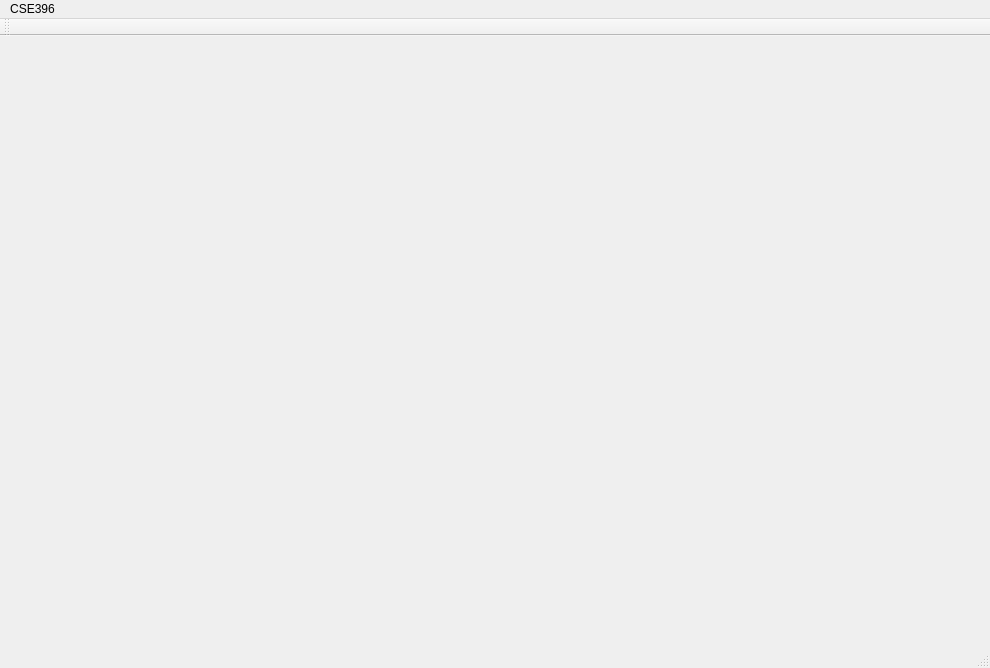
Above: mainwindow.ui from hmenn/CSE396-cross-client before the change. Below: the same form after it.
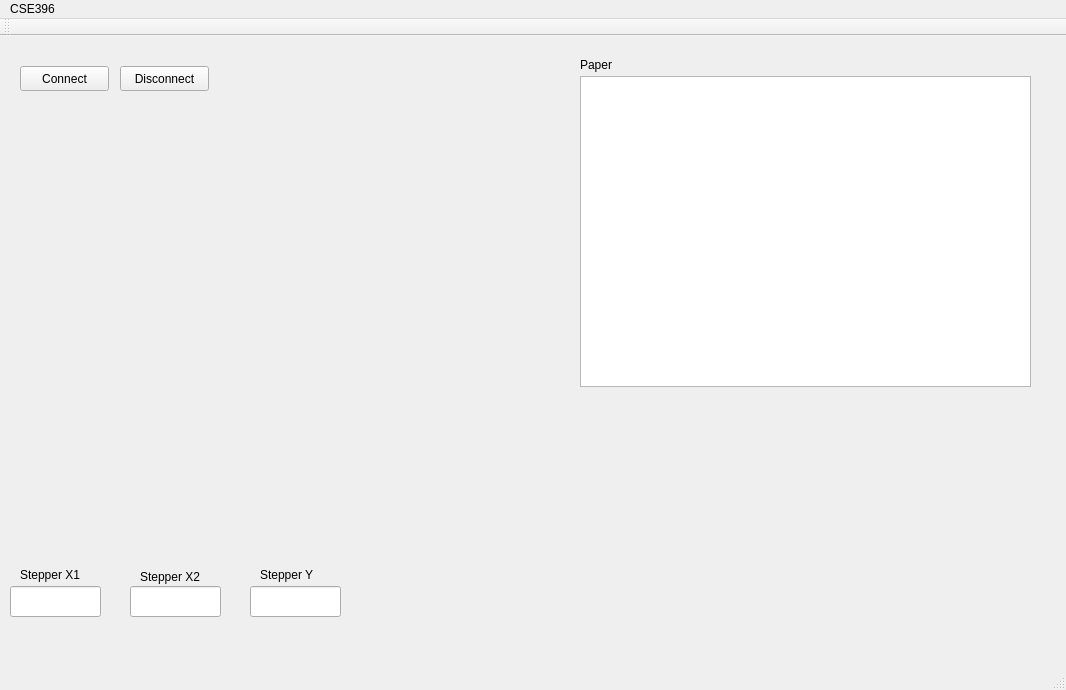
That is the form after the change.

```diff
--- a/mainwindow.ui
+++ b/mainwindow.ui
@@ -6,20 +6,139 @@
    <rect>
     <x>0</x>
     <y>0</y>
-    <width>990</width>
-    <height>668</height>
+    <width>1066</width>
+    <height>690</height>
    </rect>
   </property>
   <property name="windowTitle">
    <string>MainWindow</string>
   </property>
-  <widget class="QWidget" name="centralWidget"/>
+  <widget class="QWidget" name="centralWidget">
+   <widget class="QPushButton" name="btn_connect">
+    <property name="geometry">
+     <rect>
+      <x>20</x>
+      <y>30</y>
+      <width>89</width>
+      <height>25</height>
+     </rect>
+    </property>
+    <property name="text">
+     <string>Connect</string>
+    </property>
+   </widget>
+   <widget class="QPushButton" name="btn_disconn">
+    <property name="geometry">
+     <rect>
+      <x>120</x>
+      <y>30</y>
+      <width>89</width>
+      <height>25</height>
+     </rect>
+    </property>
+    <property name="text">
+     <string>Disconnect</string>
+    </property>
+   </widget>
+   <widget class="QGraphicsView" name="view_paper">
+    <property name="geometry">
+     <rect>
+      <x>580</x>
+      <y>40</y>
+      <width>451</width>
+      <height>311</height>
+     </rect>
+    </property>
+   </widget>
+   <widget class="QLabel" name="lbl_paper">
+    <property name="geometry">
+     <rect>
+      <x>580</x>
+      <y>20</y>
+      <width>81</width>
+      <height>17</height>
+     </rect>
+    </property>
+    <property name="text">
+     <string>Paper</string>
+    </property>
+   </widget>
+   <widget class="QLineEdit" name="ledit_stepX1">
+    <property name="geometry">
+     <rect>
+      <x>10</x>
+      <y>550</y>
+      <width>91</width>
+      <height>31</height>
+     </rect>
+    </property>
+   </widget>
+   <widget class="QLabel" name="lbl_stepX1">
+    <property name="geometry">
+     <rect>
+      <x>20</x>
+      <y>530</y>
+      <width>81</width>
+      <height>17</height>
+     </rect>
+    </property>
+    <property name="text">
+     <string>Stepper X1</string>
+    </property>
+   </widget>
+   <widget class="QLineEdit" name="ledit_stepX2">
+    <property name="geometry">
+     <rect>
+      <x>130</x>
+      <y>550</y>
+      <width>91</width>
+      <height>31</height>
+     </rect>
+    </property>
+   </widget>
+   <widget class="QLabel" name="lbl_stepX2">
+    <property name="geometry">
+     <rect>
+      <x>140</x>
+      <y>530</y>
+      <width>81</width>
+      <height>21</height>
+     </rect>
+    </property>
+    <property name="text">
+     <string>Stepper X2</string>
+    </property>
+   </widget>
+   <widget class="QLineEdit" name="ledit_stepY">
+    <property name="geometry">
+     <rect>
+      <x>250</x>
+      <y>550</y>
+      <width>91</width>
+      <height>31</height>
+     </rect>
+    </property>
+   </widget>
+   <widget class="QLabel" name="lbl_stepy">
+    <property name="geometry">
+     <rect>
+      <x>260</x>
+      <y>530</y>
+      <width>71</width>
+      <height>17</height>
+     </rect>
+    </property>
+    <property name="text">
+     <string>Stepper Y</string>
+    </property>
+   </widget>
+  </widget>
   <widget class="QMenuBar" name="menuBar">
    <property name="geometry">
     <rect>
      <x>0</x>
      <y>0</y>
-     <width>990</width>
+     <width>1066</width>
      <height>22</height>
     </rect>
    </property>
```
